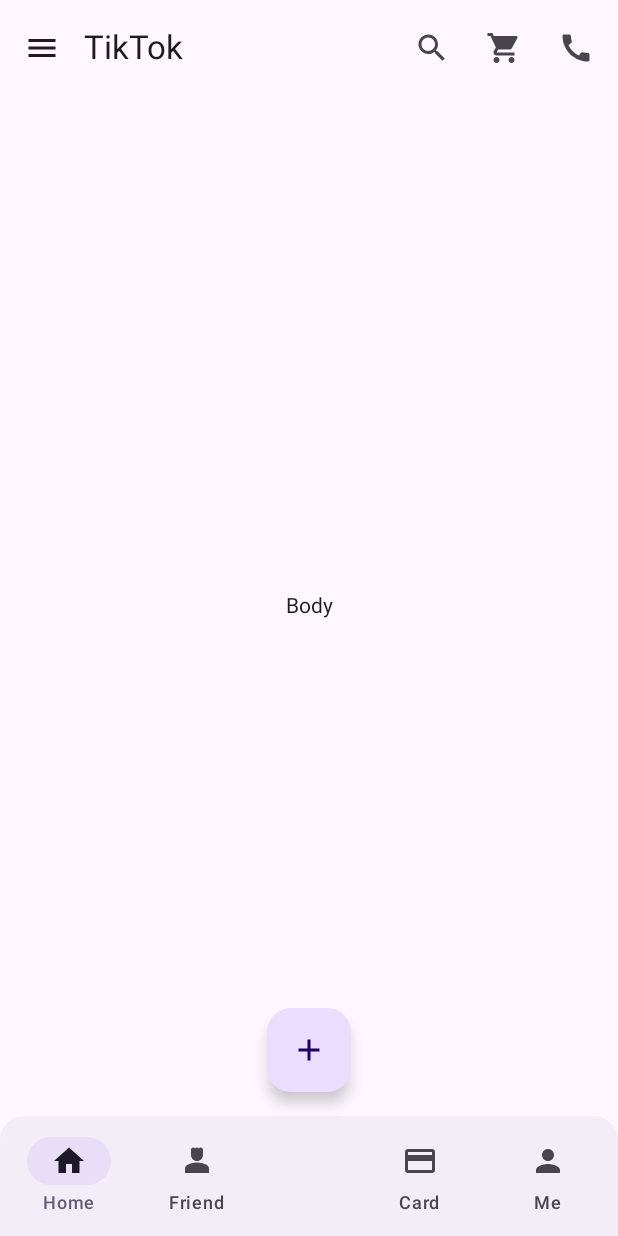
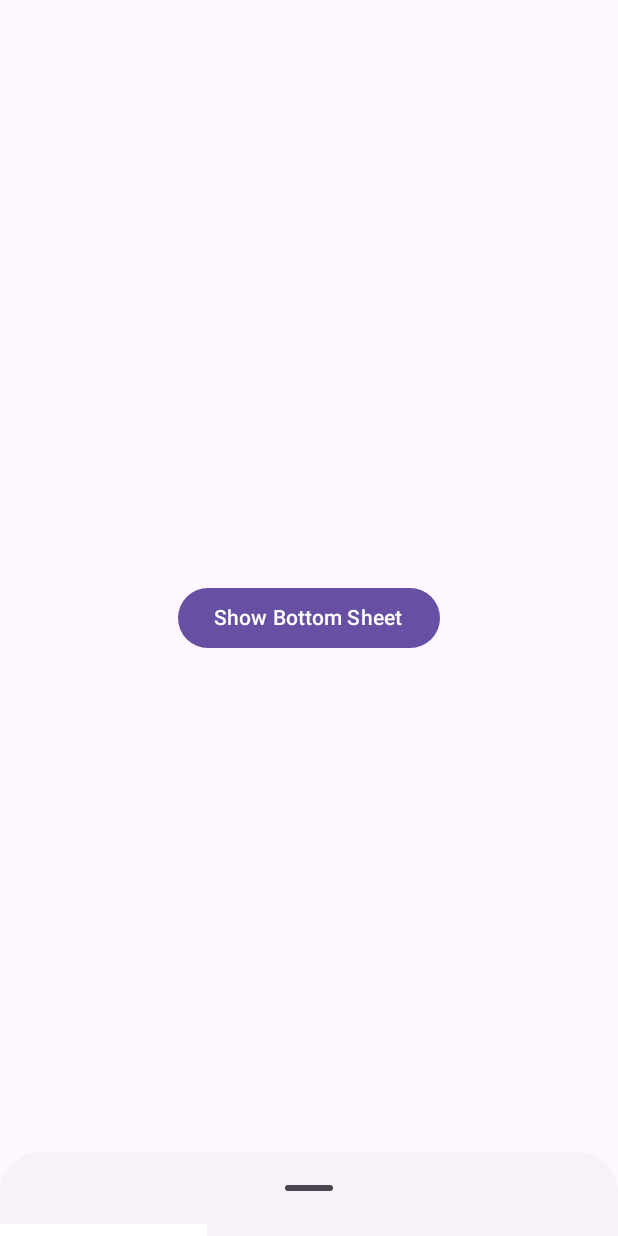
Before and after one commit to AnhQuocs/Jetpack-Compose-Basic, an Android app built with Jetpack Compose: the screen it shows after launch (MainActivity), on a phone screen of 412 x 824 dp. Run offline under Robolectric (Android 15) with nearby library versions, the phone set to English and light mode, and no system bars.

Commit message:
bottom sheet

```diff
--- a/app/src/main/java/com/example/syt/MainActivity.kt
+++ b/app/src/main/java/com/example/syt/MainActivity.kt
@@ -8,9 +8,8 @@ import androidx.compose.material3.Surface
 import androidx.compose.runtime.Composable
 import androidx.compose.ui.Modifier
 import androidx.compose.ui.tooling.preview.Preview
-import com.example.syt.ui.CreateNewPasswordScreen
-import com.example.syt.ui.profile.LoginScreen
-import com.example.syt.ui.theme.AppTheme
+import com.example.syt.ui.demo.DemoBottomSheetScaffold
+import com.example.syt.ui.demo.DemoScaffoldScreen
 import com.example.syt.ui.theme.SYTTheme
 
 // step 1: define ComposableLocal
@@ -33,7 +32,7 @@ class MainActivity : ComponentActivity() {
 
 @Composable
 fun MainApp() {
-    DemoScaffoldScreen()
+    DemoBottomSheetScaffold()
 }
 
 @Preview(showBackground = true)
--- /dev/null
+++ b/app/src/main/java/com/example/syt/ui/demo/DemoBottomSheets.kt
@@ -0,0 +1,110 @@
+package com.example.syt.ui.demo
+
+import androidx.compose.foundation.background
+import androidx.compose.foundation.layout.Arrangement
+import androidx.compose.foundation.layout.Box
+import androidx.compose.foundation.layout.Column
+import androidx.compose.foundation.layout.Spacer
+import androidx.compose.foundation.layout.fillMaxSize
+import androidx.compose.foundation.layout.height
+import androidx.compose.foundation.layout.padding
+import androidx.compose.foundation.shape.RoundedCornerShape
+import androidx.compose.material3.BottomSheetScaffold
+import androidx.compose.material3.Button
+import androidx.compose.material3.ExperimentalMaterial3Api
+import androidx.compose.material3.ModalBottomSheet
+import androidx.compose.material3.Scaffold
+import androidx.compose.material3.Text
+import androidx.compose.material3.rememberBottomSheetScaffoldState
+import androidx.compose.material3.rememberModalBottomSheetState
+import androidx.compose.runtime.Composable
+import androidx.compose.runtime.rememberCoroutineScope
+import androidx.compose.ui.Alignment
+import androidx.compose.ui.Modifier
+import androidx.compose.ui.draw.clip
+import androidx.compose.ui.graphics.Color
+import androidx.compose.ui.unit.dp
+import kotlinx.coroutines.launch
+
+@Composable
+fun DemoBottomSheets() {
+
+}
+
+@OptIn(ExperimentalMaterial3Api::class)
+@Composable
+fun DemoBottomSheetScaffold() {
+
+    val scaffoldState = rememberBottomSheetScaffoldState()
+    val scope = rememberCoroutineScope()
+
+    val showBottomSheet: () -> Unit = {
+        scope.launch {
+            scaffoldState.bottomSheetState.expand()
+        }
+    }
+
+    val hideBottomSheet: () -> Unit = {
+        scope.launch {
+            scaffoldState.bottomSheetState.partialExpand()
+        }
+    }
+
+    BottomSheetScaffold(scaffoldState = scaffoldState, sheetContent = {
+        BottomSheetContent {
+            //hide bottom sheet
+            hideBottomSheet()
+        }
+    }) {
+
+        Scaffold(
+            bottomBar = {}
+        ) { paddingValues ->
+            BodyDemo(
+                modifier = Modifier.padding(paddingValues)
+            ) {
+                // show bottom sheet
+                showBottomSheet()
+            }
+
+        }
+
+    }
+}
+
+@Composable
+fun BodyDemo(
+    modifier: Modifier = Modifier,
+    onShowBottomSheets: () -> Unit
+) {
+       Column(
+           modifier = modifier
+               .fillMaxSize()
+               .padding(24.dp),
+           verticalArrangement = Arrangement.Center,
+           horizontalAlignment = Alignment.CenterHorizontally
+       ) {
+           Button(onClick = onShowBottomSheets) {
+               Text("Show Bottom Sheet")
+           }
+       }
+}
+
+@Composable
+fun BottomSheetContent(
+    modifier: Modifier = Modifier,
+    hideBottomSheet: () -> Unit
+) {
+    Column(
+        modifier = modifier
+            .background(color = Color.White)
+            .clip(RoundedCornerShape(16.dp))
+    ) {
+        Spacer(Modifier.height(56.dp))
+        Text("Bottom Sheet Content")
+        Spacer(Modifier.height(24.dp))
+        Button(onClick = hideBottomSheet) {
+            Text("Close")
+        }
+    }
+}
```
Also changed, not shown: app/src/main/java/com/example/syt/ui/demo/DemoScaffoldScreen.kt (renamed from app/src/main/java/com/example/syt/DemoScaffoldScreen.kt, +1 -7 lines).
